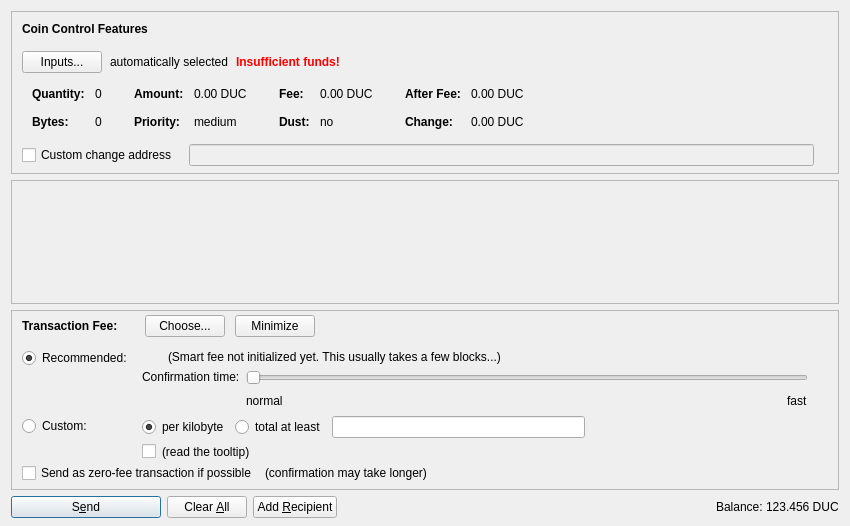
The window that src/qt/forms/sendcoinsdialog.ui (esrever10/doucoin) describes before a commit, drawn with Qt 5.
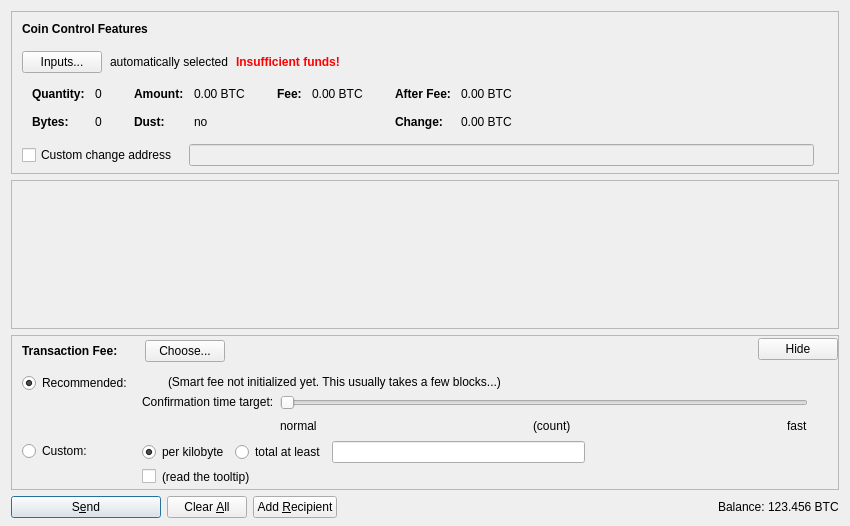
The same window after the commit. Icons and pictures are not drawn. Custom widgets are drawn as their Qt base class.

Diff of the .ui file:
```diff
--- a/src/qt/forms/sendcoinsdialog.ui
+++ b/src/qt/forms/sendcoinsdialog.ui
@@ -324,87 +324,7 @@
                   <enum>Qt::ActionsContextMenu</enum>
                  </property>
                  <property name="text">
-                  <string notr="true">0.00 DUC</string>
-                 </property>
-                 <property name="textInteractionFlags">
-                  <set>Qt::LinksAccessibleByMouse|Qt::TextSelectableByKeyboard|Qt::TextSelectableByMouse</set>
-                 </property>
-                </widget>
-               </item>
-               <item row="1" column="0">
-                <widget class="QLabel" name="labelCoinControlPriorityText">
-                 <property name="font">
-                  <font>
-                   <weight>75</weight>
-                   <bold>true</bold>
-                  </font>
-                 </property>
-                 <property name="text">
-                  <string>Priority:</string>
-                 </property>
-                </widget>
-               </item>
-               <item row="1" column="1">
-                <widget class="QLabel" name="labelCoinControlPriority">
-                 <property name="cursor">
-                  <cursorShape>IBeamCursor</cursorShape>
-                 </property>
-                 <property name="contextMenuPolicy">
-                  <enum>Qt::ActionsContextMenu</enum>
-                 </property>
-                 <property name="text">
-                  <string notr="true">medium</string>
-                 </property>
-                 <property name="textInteractionFlags">
-                  <set>Qt::LinksAccessibleByMouse|Qt::TextSelectableByKeyboard|Qt::TextSelectableByMouse</set>
-                 </property>
-                </widget>
-               </item>
-              </layout>
-             </item>
-             <item>
-              <layout class="QFormLayout" name="formLayoutCoinControl3">
-               <property name="horizontalSpacing">
-                <number>10</number>
-               </property>
-               <property name="verticalSpacing">
-                <number>14</number>
-               </property>
-               <property name="leftMargin">
-                <number>6</number>
-               </property>
-               <property name="topMargin">
-                <number>4</number>
-               </property>
-               <property name="rightMargin">
-                <number>6</number>
-               </property>
-               <item row="0" column="0">
-                <widget class="QLabel" name="labelCoinControlFeeText">
-                 <property name="font">
-                  <font>
-                   <weight>75</weight>
-                   <bold>true</bold>
-                  </font>
-                 </property>
-                 <property name="text">
-                  <string>Fee:</string>
-                 </property>
-                 <property name="margin">
-                  <number>0</number>
-                 </property>
-                </widget>
-               </item>
-               <item row="0" column="1">
-                <widget class="QLabel" name="labelCoinControlFee">
-                 <property name="cursor">
-                  <cursorShape>IBeamCursor</cursorShape>
-                 </property>
-                 <property name="contextMenuPolicy">
-                  <enum>Qt::ActionsContextMenu</enum>
-                 </property>
-                 <property name="text">
-                  <string notr="true">0.00 DUC</string>
+                  <string notr="true">0.00 BTC</string>
                  </property>
                  <property name="textInteractionFlags">
                   <set>Qt::LinksAccessibleByMouse|Qt::TextSelectableByKeyboard|Qt::TextSelectableByMouse</set>
@@ -442,6 +362,57 @@
                </item>
               </layout>
              </item>
+             <item>
+              <layout class="QFormLayout" name="formLayoutCoinControl3">
+               <property name="horizontalSpacing">
+                <number>10</number>
+               </property>
+               <property name="verticalSpacing">
+                <number>14</number>
+               </property>
+               <property name="leftMargin">
+                <number>6</number>
+               </property>
+               <property name="topMargin">
+                <number>4</number>
+               </property>
+               <property name="rightMargin">
+                <number>6</number>
+               </property>
+               <item row="0" column="0">
+                <widget class="QLabel" name="labelCoinControlFeeText">
+                 <property name="font">
+                  <font>
+                   <weight>75</weight>
+                   <bold>true</bold>
+                  </font>
+                 </property>
+                 <property name="text">
+                  <string>Fee:</string>
+                 </property>
+                 <property name="margin">
+                  <number>0</number>
+                 </property>
+                </widget>
+               </item>
+               <item row="0" column="1">
+                <widget class="QLabel" name="labelCoinControlFee">
+                 <property name="cursor">
+                  <cursorShape>IBeamCursor</cursorShape>
+                 </property>
+                 <property name="contextMenuPolicy">
+                  <enum>Qt::ActionsContextMenu</enum>
+                 </property>
+                 <property name="text">
+                  <string notr="true">0.00 BTC</string>
+                 </property>
+                 <property name="textInteractionFlags">
+                  <set>Qt::LinksAccessibleByMouse|Qt::TextSelectableByKeyboard|Qt::TextSelectableByMouse</set>
+                 </property>
+                </widget>
+               </item>
+              </layout>
+             </item>
              <item>
               <layout class="QFormLayout" name="formLayoutCoinControl4">
                <property name="horizontalSpacing">
@@ -484,7 +455,7 @@
                   <enum>Qt::ActionsContextMenu</enum>
                  </property>
                  <property name="text">
-                  <string notr="true">0.00 DUC</string>
+                  <string notr="true">0.00 BTC</string>
                  </property>
                  <property name="textInteractionFlags">
                   <set>Qt::LinksAccessibleByMouse|Qt::TextSelectableByKeyboard|Qt::TextSelectableByMouse</set>
@@ -513,7 +484,7 @@
                   <enum>Qt::ActionsContextMenu</enum>
                  </property>
                  <property name="text">
-                  <string notr="true">0.00 DUC</string>
+                  <string notr="true">0.00 BTC</string>
                  </property>
                  <property name="textInteractionFlags">
                   <set>Qt::LinksAccessibleByMouse|Qt::TextSelectableByKeyboard|Qt::TextSelectableByMouse</set>
@@ -617,7 +588,7 @@
         <x>0</x>
         <y>0</y>
         <width>830</width>
-        <height>68</height>
+        <height>104</height>
        </rect>
       </property>
       <layout class="QVBoxLayout" name="verticalLayout_2" stretch="0,1">
@@ -771,16 +742,6 @@
                 </property>
                </widget>
               </item>
-              <item>
-               <widget class="QPushButton" name="buttonMinimizeFee">
-                <property name="toolTip">
-                 <string>collapse fee-settings</string>
-                </property>
-                <property name="text">
-                 <string>Minimize</string>
-                </property>
-               </widget>
-              </item>
              </layout>
             </item>
             <item>
@@ -811,6 +772,16 @@
             </property>
            </spacer>
           </item>
+          <item>
+           <widget class="QPushButton" name="buttonMinimizeFee">
+            <property name="toolTip">
+             <string>collapse fee-settings</string>
+            </property>
+            <property name="text">
+             <string>Hide</string>
+            </property>
+           </widget>
+          </item>
          </layout>
         </item>
         <item>
@@ -1060,7 +1031,7 @@
                    <item>
                     <widget class="QLabel" name="labelSmartFee3">
                      <property name="text">
-                      <string>Confirmation time:</string>
+                      <string>Confirmation time target:</string>
                      </property>
                      <property name="margin">
                       <number>2</number>
@@ -1093,7 +1064,7 @@
                       <number>0</number>
                      </property>
                      <property name="maximum">
-                      <number>24</number>
+                      <number>23</number>
                      </property>
                      <property name="pageStep">
                       <number>1</number>
@@ -1124,6 +1095,26 @@
                        </property>
                       </widget>
                      </item>
+                     <item>
+                      <spacer name="horizontalSpacer_7">
+                       <property name="orientation">
+                        <enum>Qt::Horizontal</enum>
+                       </property>
+                       <property name="sizeHint" stdset="0">
+                        <size>
+                         <width>40</width>
+                         <height>20</height>
+                        </size>
+                       </property>
+                      </spacer>
+                     </item>
+                     <item>
+                      <widget class="QLabel" name="confirmationTargetLabel">
+                       <property name="text">
+                        <string notr="true">(count)</string>
+                       </property>
+                      </widget>
+                     </item>
                      <item>
                       <spacer name="horizontalSpacer_3">
                        <property name="orientation">
@@ -1167,59 +1158,6 @@
              </item>
             </layout>
            </item>
-           <item>
-            <layout class="QHBoxLayout" name="horizontalLayoutFee5" stretch="0,0,0">
-             <property name="spacing">
-              <number>8</number>
-             </property>
-             <property name="bottomMargin">
-              <number>4</number>
-             </property>
-             <item>
-              <widget class="QCheckBox" name="checkBoxFreeTx">
-               <property name="text">
-                <string>Send as zero-fee transaction if possible</string>
-               </property>
-              </widget>
-             </item>
-             <item>
-              <widget class="QLabel" name="labelFreeTx">
-               <property name="text">
-                <string>(confirmation may take longer)</string>
-               </property>
-               <property name="margin">
-                <number>5</number>
-               </property>
-              </widget>
-             </item>
-             <item>
-              <spacer name="horizontalSpacerFee5">
-               <property name="orientation">
-                <enum>Qt::Horizontal</enum>
-               </property>
-               <property name="sizeHint" stdset="0">
-                <size>
-                 <width>1</width>
-                 <height>1</height>
-                </size>
-               </property>
-              </spacer>
-             </item>
-            </layout>
-           </item>
-           <item>
-            <spacer name="verticalSpacerFee2">
-             <property name="orientation">
-              <enum>Qt::Vertical</enum>
-             </property>
-             <property name="sizeHint" stdset="0">
-              <size>
-               <width>1</width>
-               <height>1</height>
-              </size>
-             </property>
-            </spacer>
-           </item>
           </layout>
          </widget>
         </item>
@@ -1352,7 +1290,7 @@
           <cursorShape>IBeamCursor</cursorShape>
          </property>
          <property name="text">
-          <string notr="true">123.456 DUC</string>
+          <string notr="true">123.456 BTC</string>
          </property>
          <property name="textInteractionFlags">
           <set>Qt::LinksAccessibleByMouse|Qt::TextSelectableByKeyboard|Qt::TextSelectableByMouse</set>
```
Left out of the diff: 20 changed lines with no effect on the pictures.
